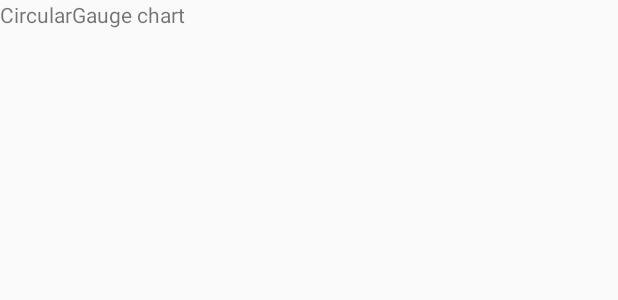
After one commit to JofreyLuc/popit-prof, an Android app: the layout fragment_circular_gauge.xml on its own in the app's theme, with its tools: preview values and no code run, on a phone screen of 412 x 824 dp. The commit adds this screen. Shown: the top 300 px of the screen. Run offline under Robolectric (Android 15) with nearby library versions, the phone set to English and light mode, and no system bars.

Commit message:
Ajout fragments vides

```diff
--- a/app/build.gradle
+++ b/app/build.gradle
@@ -23,6 +23,7 @@ dependencies {
     implementation 'com.android.support:appcompat-v7:26.1.0'
     implementation 'com.android.support.constraint:constraint-layout:1.0.2'
     implementation 'com.android.support:design:26.1.0'
+    implementation 'com.android.support:support-v4:26.1.0'
     testImplementation 'junit:junit:4.12'
     androidTestImplementation 'com.android.support.test:runner:1.0.1'
     androidTestImplementation 'com.android.support.test.espresso:espresso-core:3.0.1'
--- a/app/src/main/java/zac/vince/jl/patou/popitprof/Accueil.java
+++ b/app/src/main/java/zac/vince/jl/patou/popitprof/Accueil.java
@@ -39,7 +39,7 @@ public class Accueil extends AppCompatActivity implements DashboardLauncher {
 
     @Override
     public void popCircularMenu(String surveyName) {
-        ImageView menu = new ImageView(getApplicationContext());
-        Bitmap image = BitmapFactory.decodeFile();
+//        ImageView menu = new ImageView(getApplicationContext());
+//        Bitmap image = BitmapFactory.decodeFile();
     }
 }
--- /dev/null
+++ b/app/src/main/res/layout/fragment_circular_gauge.xml
@@ -0,0 +1,13 @@
+<FrameLayout xmlns:android="http://schemas.android.com/apk/res/android"
+    xmlns:tools="http://schemas.android.com/tools"
+    android:layout_width="match_parent"
+    android:layout_height="match_parent"
+    tools:context="zac.vince.jl.patou.popitprof.CircularGaugeFragment">
+
+    <!-- TODO: Update blank fragment layout -->
+    <TextView
+        android:layout_width="match_parent"
+        android:layout_height="match_parent"
+        android:text="CircularGauge chart" />
+
+</FrameLayout>
--- a/app/src/main/res/values/strings.xml
+++ b/app/src/main/res/values/strings.xml
@@ -3,4 +3,7 @@
     <string name="action_settings">Settings</string>
     <string name="delete">Supprimer</string>
     <string name="graphs">Graphiques</string>
+
+    <!-- TODO: Remove or change this placeholder text -->
+    <string name="hello_blank_fragment">Hello blank fragment</string>
 </resources>
```
Also changed, not shown: app/src/main/java/zac/vince/jl/patou/popitprof/BarFragment.java (added, +25 -0 lines), app/src/main/java/zac/vince/jl/patou/popitprof/ChartsActivity.java (+19 -0 lines), app/src/main/java/zac/vince/jl/patou/popitprof/CircularGaugeFragment.java (added, +21 -0 lines), app/src/main/res/layout/activity_charts.xml (+12 -0 lines), app/src/main/res/layout/fragment_bar.xml (added, +13 -0 lines).
